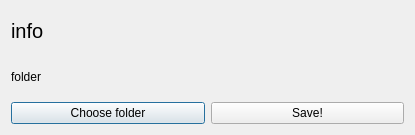
The window that SMART-GUI-V2/setupwindow.ui (smart-tool/smart-gui) describes before a commit, drawn with Qt 5.
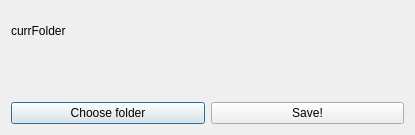
The same window after the commit.

Commit message: Change the setupWindow. With this update SMART-GUI save the path of folder contains smartSource (no longer made the copy).

```diff
--- a/SMART-GUI-V2/setupwindow.ui
+++ b/SMART-GUI-V2/setupwindow.ui
@@ -17,29 +17,16 @@
    <item>
     <layout class="QVBoxLayout" name="verticalLayout">
      <item>
-      <widget class="QLabel" name="info_label">
-       <property name="font">
-        <font>
-         <pointsize>15</pointsize>
-         <weight>50</weight>
-         <bold>false</bold>
-        </font>
-       </property>
-       <property name="layoutDirection">
-        <enum>Qt::LeftToRight</enum>
-       </property>
-       <property name="autoFillBackground">
-        <bool>false</bool>
-       </property>
+      <widget class="QLabel" name="folder_label">
        <property name="text">
-        <string>info</string>
+        <string>currFolder</string>
        </property>
       </widget>
      </item>
      <item>
-      <widget class="QLabel" name="folder_label">
+      <widget class="QLabel" name="newFolder_label">
        <property name="text">
-        <string>folder</string>
+        <string/>
        </property>
       </widget>
      </item>
```
The commit also changes 6 other files.
